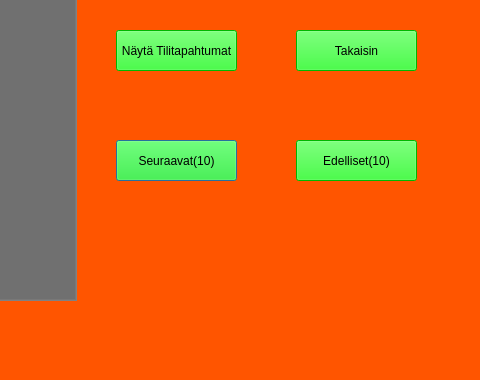
This is frontend/tilitapahtumat.ui in 22kmo-project/group_8 as Qt 5 draws it before an edit; both pictures show x 204 to 684 and y 190 to 570 of the 684 by 570 pixel window. The edited form follows.
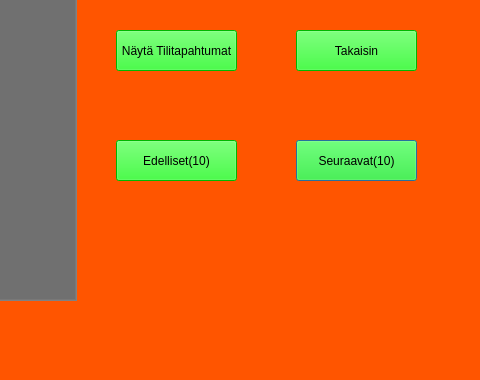
This is the edited form.

Commit message: tilitapahtumien edelliset button toimii

Diff of the .ui file:
```diff
--- a/frontend/tilitapahtumat.ui
+++ b/frontend/tilitapahtumat.ui
@@ -64,7 +64,7 @@
   <widget class="QPushButton" name="seuraavatBtn">
    <property name="geometry">
     <rect>
-     <x>320</x>
+     <x>500</x>
      <y>330</y>
      <width>121</width>
      <height>41</height>
@@ -81,7 +81,7 @@
   <widget class="QPushButton" name="edellisetBtn">
    <property name="geometry">
     <rect>
-     <x>500</x>
+     <x>320</x>
      <y>330</y>
      <width>121</width>
      <height>41</height>
```
The commit also changes 7 other files.
